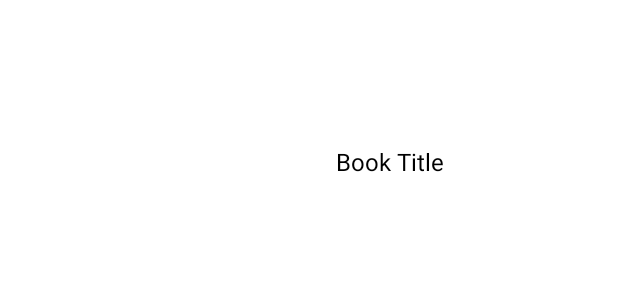
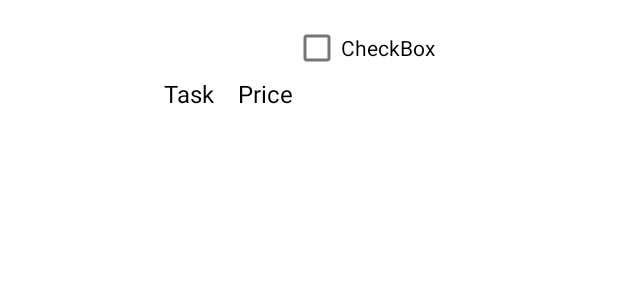
Before and after one commit to Bayoulove1/My_Application_2, an Android app: the layout item_book.xml on its own in the app's theme, with its tools: preview values and no code run, on a phone screen of 412 x 824 dp. Shown: the top 300 px of the screen. Run offline under Robolectric (Android 15) with nearby library versions, the phone set to English and light mode, and no system bars.

Commit message:
在原本的项目中增加基本的项目修改选项，接下来要增加reward的写入

```diff
--- a/app/src/main/java/com/jnu/student/BookFragment.java
+++ b/app/src/main/java/com/jnu/student/BookFragment.java
@@ -88,9 +88,9 @@ public class BookFragment extends Fragment {
             File file = new File(requireActivity().getFilesDir(), "Serializable.txt");
             if (!file.exists()) {
                 file.createNewFile();
-                books.add(new Book("软件项目管理案例教程（第4版）", R.drawable.book_2));
+                //books.add(new Book("软件项目管理案例教程（第4版）", R.drawable.book_2));
                 books.add(new Book("创新工程实践", R.drawable.book_no_name));
-                books.add(new Book("信息安全数学基础（第2版）", R.drawable.book_1));
+                //books.add(new Book("信息安全数学基础（第2版）", R.drawable.book_1));
                 saveListBooks();
                 return  books;
             }
--- a/app/src/main/java/com/jnu/student/BookListAdapter.java
+++ b/app/src/main/java/com/jnu/student/BookListAdapter.java
@@ -1,10 +1,8 @@
 package com.jnu.student;
 
-import android.view.ContextMenu;
 import android.view.LayoutInflater;
 import android.view.View;
 import android.view.ViewGroup;
-import android.widget.AdapterView;
 import android.widget.ImageView;
 import android.widget.TextView;
 
@@ -74,7 +72,7 @@ public class BookListAdapter extends RecyclerView.Adapter<BookListAdapter.BookVi
         BookViewHolder(@NonNull View itemView) {
             super(itemView);
             bookCover = itemView.findViewById(R.id.image_view_book_cover);
-            bookTitle = itemView.findViewById(R.id.text_view_book_title);
+            bookTitle = itemView.findViewById(R.id.text_view_Task_title);
         }
 
 
--- a/app/src/main/java/com/jnu/student/VPActivity.java
+++ b/app/src/main/java/com/jnu/student/VPActivity.java
@@ -28,7 +28,7 @@ public class VPActivity extends AppCompatActivity {
         fragmentList.add(new BookFragment());
         fragmentList.add(new WebViewFragment());
         fragmentList.add(new WebViewFragment());
-        String[] titles = new String[]{"图书","新闻","地图"};
+        String[] titles = new String[]{"任务","奖励","搜索"};
         TabLayoutMediator tabLayoutMediator = new TabLayoutMediator(tabLayout, viewPager, (tab, position) -> {
             tab.setText(titles[position]);
         });
--- a/app/src/main/res/layout/item_book.xml
+++ b/app/src/main/res/layout/item_book.xml
@@ -8,18 +8,34 @@
 
     <ImageView
         android:id="@+id/image_view_book_cover"
-        android:layout_width="200dp"
-        android:layout_height="200dp"
-        android:scaleType="centerCrop"/>
+        android:layout_width="85dp"
+        android:layout_height="109dp"
+        android:scaleType="centerCrop" />
 
     <TextView
-        android:id="@+id/text_view_book_title"
+        android:id="@+id/text_view_Task_title"
         android:layout_width="wrap_content"
         android:layout_height="wrap_content"
         android:layout_gravity="center_vertical"
         android:layout_marginStart="16dp"
-        android:text="Book Title"
+        android:text="Task"
+        android:textSize="16sp"
+        android:textColor="@android:color/black"/>
+    <TextView
+        android:id="@+id/text_view_Reward_title"
+        android:layout_width="wrap_content"
+        android:layout_height="wrap_content"
+        android:layout_gravity="center_vertical"
+        android:layout_marginStart="16dp"
+        android:text="Price"
         android:textSize="16sp"
         android:textColor="@android:color/black"/>
 
+    <CheckBox
+        android:id="@+id/checkBox2"
+        android:layout_width="wrap_content"
+        android:layout_height="wrap_content"
+        android:layout_weight="1"
+        android:text="CheckBox" />
+
 </LinearLayout>
--- a/app/src/main/res/values/strings.xml
+++ b/app/src/main/res/values/strings.xml
@@ -9,6 +9,8 @@
     <string name="edit">修改</string>
     <string name="delete">删除</string>
     <string name="_123">123</string>
+    <!-- TODO: Remove or change this placeholder text -->
+    <string name="hello_blank_fragment">Hello blank fragment</string>
 
 
 </resources>
```
Also changed, not shown: app/src/main/res/layout/activity_add_data.xml (+9 -0 lines), app/src/main/res/layout/activity_edit_data.xml (+9 -0 lines).
